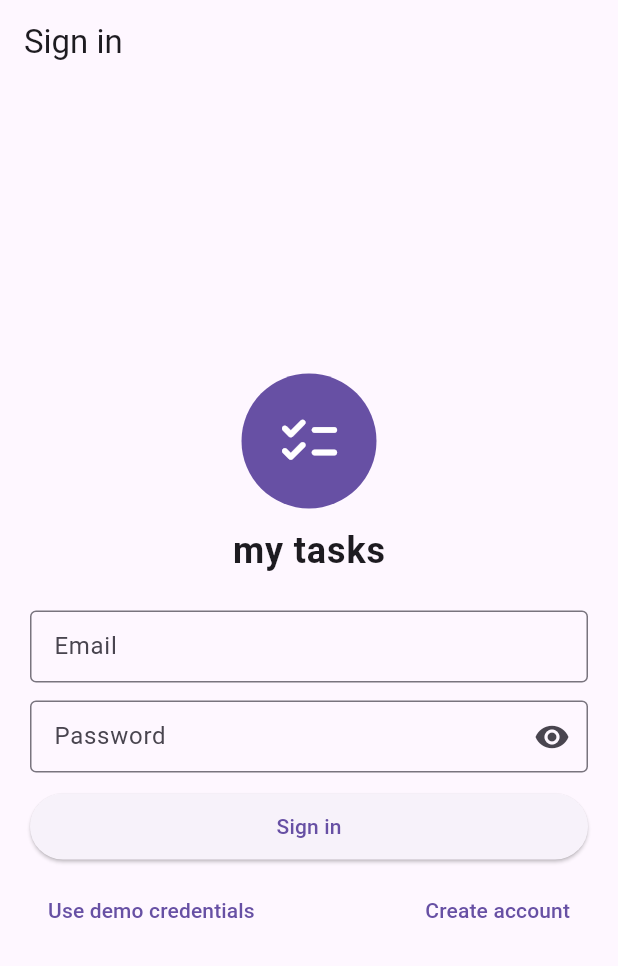
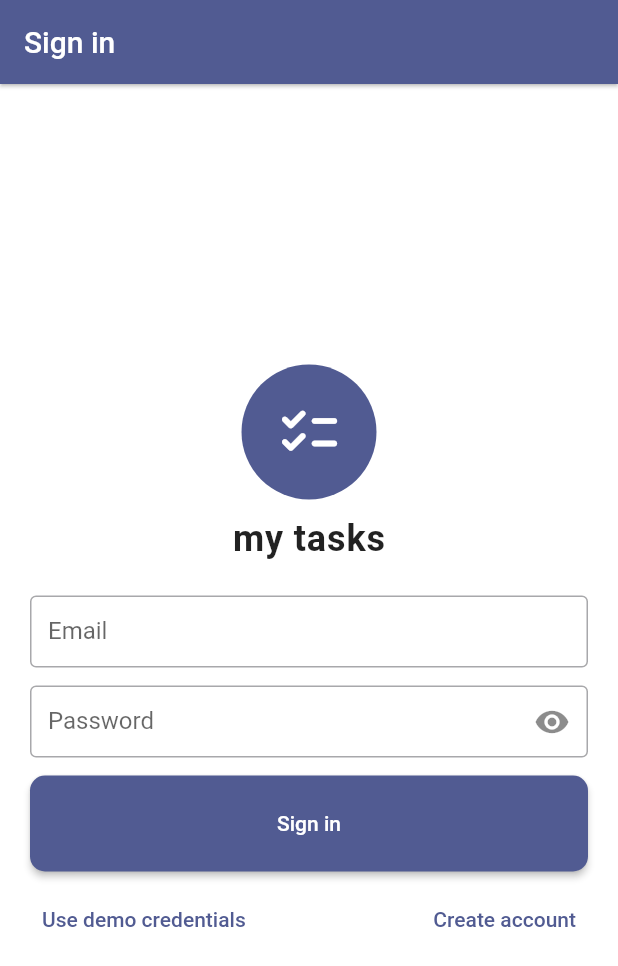
Before and after one commit to MohdMuslim92/my_tasks, a Flutter app: the screen it shows after launch, on a phone screen of 412 x 824 dp. Shown: the top 966 px of the screen. Run offline on Flutter 3.47's test engine with Material 3 defaults, Android fonts, the phone set to English and light mode, and no system bars; our stand-ins replace cloud_firestore, firebase_auth, firebase_core, shared_preferences; accounts and stored records are empty.

Commit message:
refactor: integrate ThemeProvider and AnimatedBuilder into MaterialApp for dark/light mode

```diff
--- a/lib/main.dart
+++ b/lib/main.dart
@@ -1,11 +1,13 @@
 import 'package:flutter/material.dart';
 import 'package:firebase_core/firebase_core.dart';
-import 'package:my_tasks/screens/register_screen.dart';
+import 'package:my_tasks/themes/app_theme.dart';
 import 'package:provider/provider.dart';
 
 import 'package:my_tasks/providers/task_provider.dart';
+import 'package:my_tasks/providers/theme_provider.dart';
 import 'package:my_tasks/screens/add_edit_task_screen.dart';
 import 'package:my_tasks/screens/login_screen.dart';
+import 'package:my_tasks/screens/register_screen.dart';
 import 'package:my_tasks/screens/splash_screen.dart';
 import 'package:my_tasks/screens/task_list_screen.dart';
 import 'package:my_tasks/services/auth_service.dart';
@@ -26,13 +28,19 @@ class MyTasksApp extends StatelessWidget {
       providers: [
         ChangeNotifierProvider<AuthService>(create: (_) => AuthService()),
         ChangeNotifierProvider<TaskProvider>(create: (_) => TaskProvider()),
+        ChangeNotifierProvider<ThemeProvider>(create: (_) => ThemeProvider()),
       ],
-      child: MaterialApp(
+      child: Consumer<ThemeProvider>(
+        builder: (context, themeProv, _) {
+          return AnimatedBuilder(
+            animation: themeProv,
+            builder: (context, _) {
+              return MaterialApp(
                 debugShowCheckedModeBanner: false,
                 title: 'My Tasks',
-        theme: ThemeData(
-          primarySwatch: Colors.indigo,
-        ),
+                theme: appLightTheme,
+                darkTheme: appDarkTheme,
+                themeMode: themeProv.mode,
                 // We'll let Splash handle navigation after checking auth state.
                 home: const SplashScreen(),
                 routes: {
@@ -41,7 +49,11 @@ class MyTasksApp extends StatelessWidget {
                   TaskListScreen.routeName: (_) => const TaskListScreen(),
                   AddEditTaskScreen.routeName: (_) => const AddEditTaskScreen(),
                 },
-      ),
+              );
+            },
+          );
+        }
+      )
     );
   }
 }
```
Lines whose indentation alone changed are shown as unchanged.
